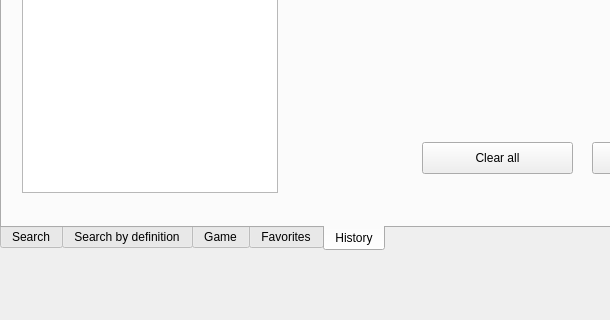
Qt form mainwindow.ui (viettungvuong/CS163) before a commit; both pictures show x 0 to 610 and y 280 to 600 of the 800 by 600 pixel window.
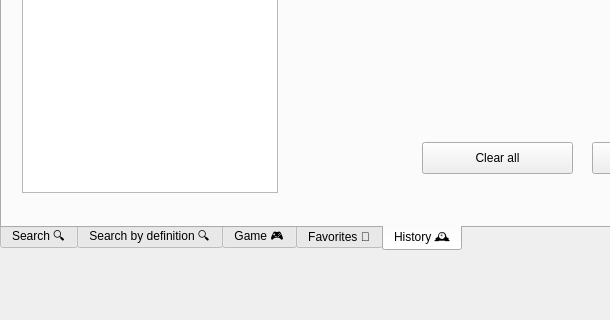
The same form after that commit. The open tabs and pages were chosen to show the change.

Patch:
```diff
--- a/mainwindow.ui
+++ b/mainwindow.ui
@@ -23,15 +23,21 @@
       <height>531</height>
      </rect>
     </property>
+    <property name="layoutDirection">
+     <enum>Qt::LeftToRight</enum>
+    </property>
     <property name="tabPosition">
      <enum>QTabWidget::South</enum>
     </property>
+    <property name="tabShape">
+     <enum>QTabWidget::Rounded</enum>
+    </property>
     <property name="currentIndex">
      <number>0</number>
     </property>
     <widget class="QWidget" name="tab">
      <attribute name="title">
-      <string>Search</string>
+      <string>Search 🔍</string>
      </attribute>
      <widget class="QLabel" name="label">
       <property name="geometry">
@@ -296,7 +302,7 @@
     </widget>
     <widget class="QWidget" name="tab_5">
      <attribute name="title">
-      <string>Search by definition</string>
+      <string>Search by definition 🔍</string>
      </attribute>
      <widget class="QPushButton" name="pushButton_8">
       <property name="geometry">
@@ -386,7 +392,7 @@
     </widget>
     <widget class="QWidget" name="tab_2">
      <attribute name="title">
-      <string>Game</string>
+      <string>Game 🎮</string>
      </attribute>
      <widget class="QGroupBox" name="groupBox">
       <property name="geometry">
@@ -737,7 +743,7 @@
     </widget>
     <widget class="QWidget" name="tab_3">
      <attribute name="title">
-      <string>Favorites</string>
+      <string>Favorites 🤩</string>
      </attribute>
      <widget class="QListWidget" name="favoriteList">
       <property name="geometry">
@@ -790,7 +796,7 @@
     </widget>
     <widget class="QWidget" name="tab_4">
      <attribute name="title">
-      <string>History</string>
+      <string>History 🕰️</string>
      </attribute>
      <widget class="QPushButton" name="removeHistory">
       <property name="geometry">
```
Left out of the diff: 2 changed lines with no effect on the pictures.
